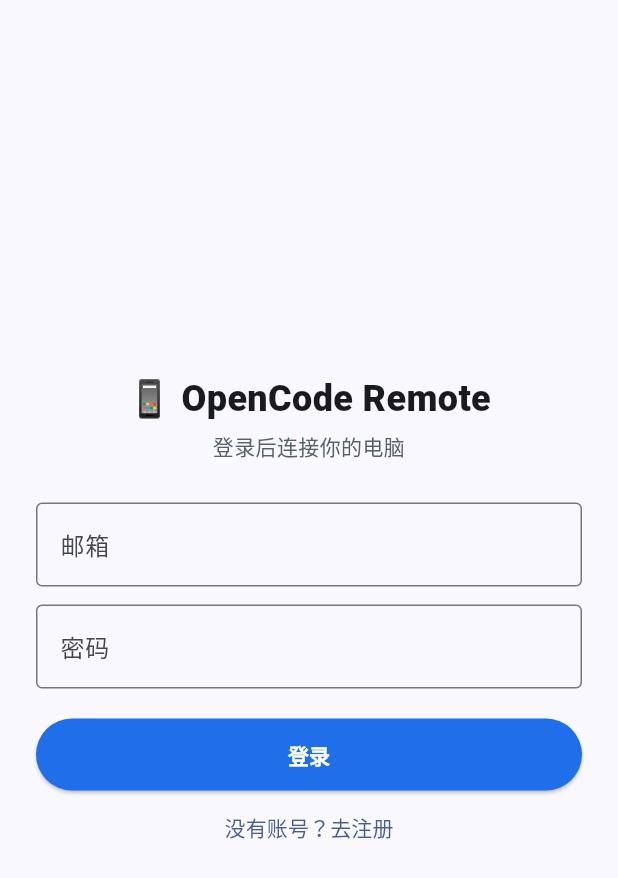
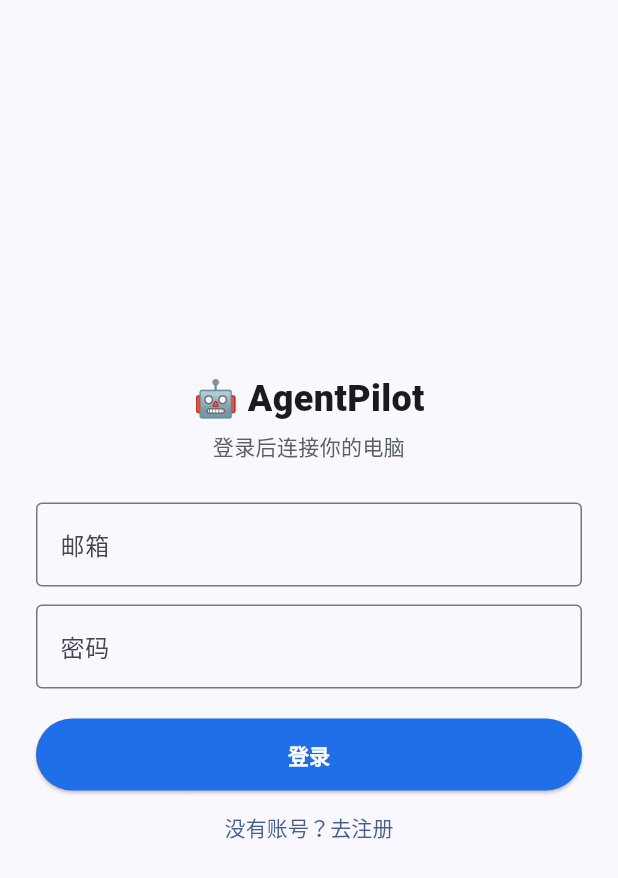
Before and after one commit to flying-nimbus-frog/agentpilot, a Flutter app: the screen it shows after launch, on a phone screen of 412 x 824 dp. Shown: the top 878 px of the screen. Run offline on Flutter 3.47's test engine with Material 3 defaults, Android fonts, the phone set to English and light mode, and no system bars; our stand-ins replace flutter_markdown, shared_preferences.

Commit message:
mobile: 改名AgentPilot(bundle id net.zhileai.agentpilot, 显示名/文案统一)

```diff
--- a/mobile/lib/main.dart
+++ b/mobile/lib/main.dart
@@ -19,7 +19,7 @@ class OpenCodeRemoteApp extends StatelessWidget {
   @override
   Widget build(BuildContext context) {
     return MaterialApp(
-      title: 'OpenCode Remote',
+      title: 'AgentPilot',
       debugShowCheckedModeBanner: false,
       navigatorKey: navigatorKey,
       theme: ThemeData(
--- a/mobile/lib/screens/login_screen.dart
+++ b/mobile/lib/screens/login_screen.dart
@@ -62,7 +62,7 @@ class _LoginScreenState extends State<LoginScreen> {
               child: Column(
                 crossAxisAlignment: CrossAxisAlignment.stretch,
                 children: [
-                  const Text('📱 OpenCode Remote',
+                  const Text('🤖 AgentPilot',
                       textAlign: TextAlign.center,
                       style: TextStyle(fontSize: 24, fontWeight: FontWeight.w800)),
                   const SizedBox(height: 4),
--- a/mobile/pubspec.yaml
+++ b/mobile/pubspec.yaml
@@ -1,5 +1,5 @@
-name: opencode_remote
-description: 在手机上指挥电脑上的 opencode（账号体系 + 云端中继）。
+name: agentpilot
+description: 在手机上遥控电脑上的 AI Agent。Account system + cloud relay, device pairing, permission approval, full logs.
 publish_to: "none"
 version: 0.1.0
 
```
Also changed, not shown: 5 other files.
